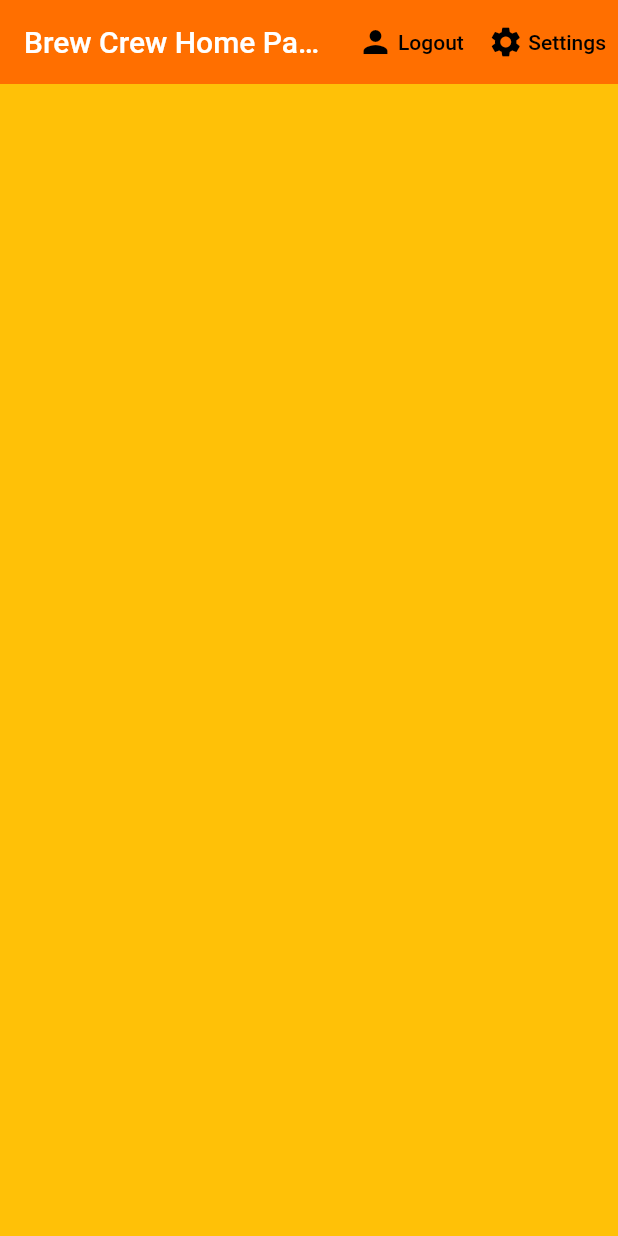
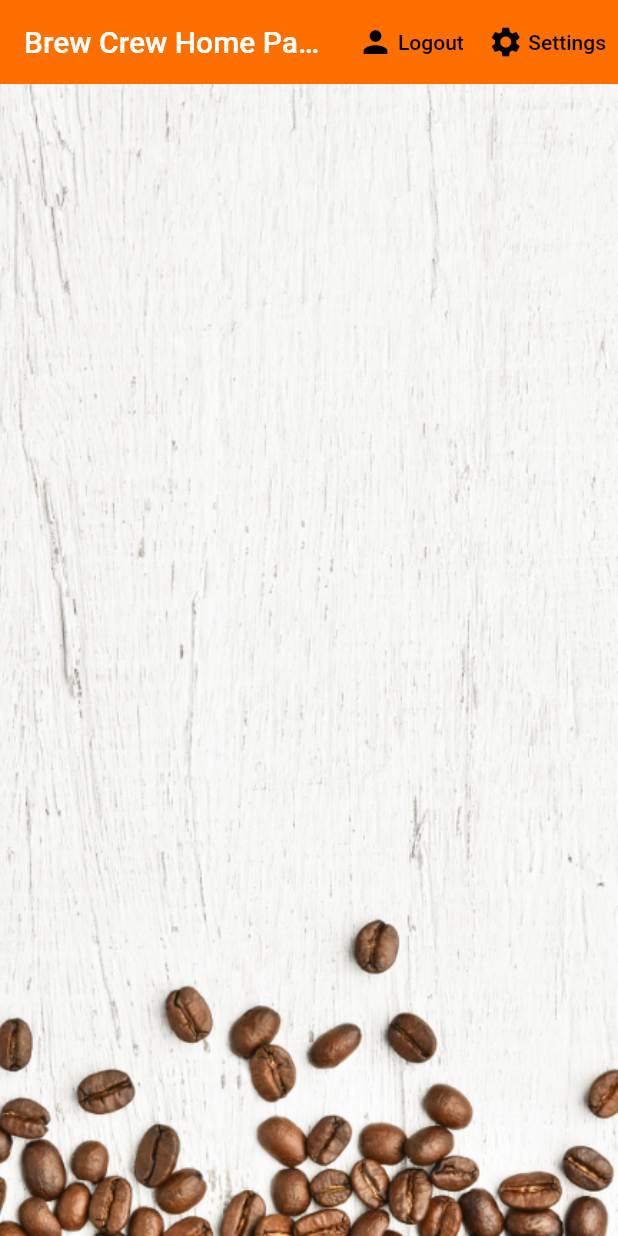
Before and after one commit to vedintech007/coffee_brew, a Flutter app: the screen it shows once a user with an empty profile is signed in, on a phone screen of 412 x 824 dp. Run offline on Flutter 3.47's test engine with Material 2 defaults, Android fonts, the light colour scheme and no system bars; our stand-ins replace cloud_firestore, firebase_auth, firebase_core, loading_animation_widget; accounts and stored records are empty.

Commit message:
done with project

```diff
--- a/lib/screens/home/brew_tile.dart
+++ b/lib/screens/home/brew_tile.dart
@@ -18,6 +18,7 @@ class BrewTile extends StatelessWidget {
           leading: CircleAvatar(
             radius: 25,
             backgroundColor: Colors.brown[int.parse("${brew.strength}")],
+            backgroundImage: const AssetImage("assets/coffee_icon.png"),
           ),
           title: Text("${brew.name}"),
           subtitle: Text("Takes ${brew.sugars} sugar(s)"),
--- a/lib/screens/home/home.dart
+++ b/lib/screens/home/home.dart
@@ -1,6 +1,5 @@
 import 'package:flutter/material.dart';
 import 'package:ninja_brew_crew/models/brew.dart';
-import 'package:ninja_brew_crew/screens/authenticate/sign_in.dart';
 import 'package:ninja_brew_crew/screens/home/brew_list.dart';
 import 'package:ninja_brew_crew/screens/home/settings_form.dart';
 import 'package:ninja_brew_crew/services/auth.dart';
@@ -17,7 +16,7 @@ class Home extends StatelessWidget {
       context: context,
       builder: (context) {
         return Container(
-          padding: const EdgeInsets.symmetric(vertical: 20, horizontal: 60),
+          padding: const EdgeInsets.symmetric(vertical: 10, horizontal: 30),
           child: const SettingsForm(),
         );
       },
@@ -30,7 +29,7 @@ class Home extends StatelessWidget {
       initialData: null,
       create: (context) => DatabaseService().brews,
       child: Scaffold(
-        backgroundColor: Colors.amber,
+        backgroundColor: Colors.black,
         appBar: AppBar(
           title: const Text("Brew Crew Home Page"),
           centerTitle: false,
@@ -69,9 +68,15 @@ class Home extends StatelessWidget {
             ),
           ],
         ),
-        body: const SafeArea(
-          child: Center(
-            child: BrewList(),
+        body: SafeArea(
+          child: Container(
+            decoration: const BoxDecoration(
+              image: DecorationImage(
+                image: AssetImage("assets/coffee_bg.png"),
+                fit: BoxFit.cover,
+              ),
+            ),
+            child: const BrewList(),
           ),
         ),
       ),
--- a/lib/screens/home/settings_form.dart
+++ b/lib/screens/home/settings_form.dart
@@ -1,6 +1,5 @@
 import 'package:flutter/material.dart';
 import 'package:ninja_brew_crew/models/user.dart';
-import 'package:ninja_brew_crew/services/auth.dart';
 import 'package:ninja_brew_crew/services/database.dart';
 import 'package:ninja_brew_crew/shared/constants.dart';
 import 'package:ninja_brew_crew/shared/custom_button.dart';
@@ -94,6 +93,9 @@ class _SettingsFormState extends State<SettingsForm> {
                                 _currentName ?? userData!.name!,
                                 _currentStrength ?? userData!.strength!,
                               );
+
+                              // ignore: use_build_context_synchronously
+                              Navigator.of(context).pop();
                             }
                           },
                         ),
--- a/lib/screens/wrapper.dart
+++ b/lib/screens/wrapper.dart
@@ -16,7 +16,6 @@ class Wrapper extends StatelessWidget {
     if (user == null) {
       return const Authenticate();
     } else {
-      print("wrapper user is ${user.uid}");
       return Home();
     }
   }
--- a/lib/services/auth.dart
+++ b/lib/services/auth.dart
@@ -60,7 +60,7 @@ class AuthService {
       final user = result.user;
 
       // create a new document for the user with the uid
-      await DatabaseService(uid: user!.uid).updateUserData("0", "Victor Maui", 2);
+      await DatabaseService(uid: user!.uid).updateUserData("0", "New User", 100);
 
       return _userFromFirebaseUser(user);
     } catch (e) {
--- a/pubspec.yaml
+++ b/pubspec.yaml
@@ -28,5 +28,5 @@ dev_dependencies:
 flutter:
   uses-material-design: true
 
-assets:
-  - assets/
+  assets:
+    - assets/
```
Also changed, not shown: 1 other file.
